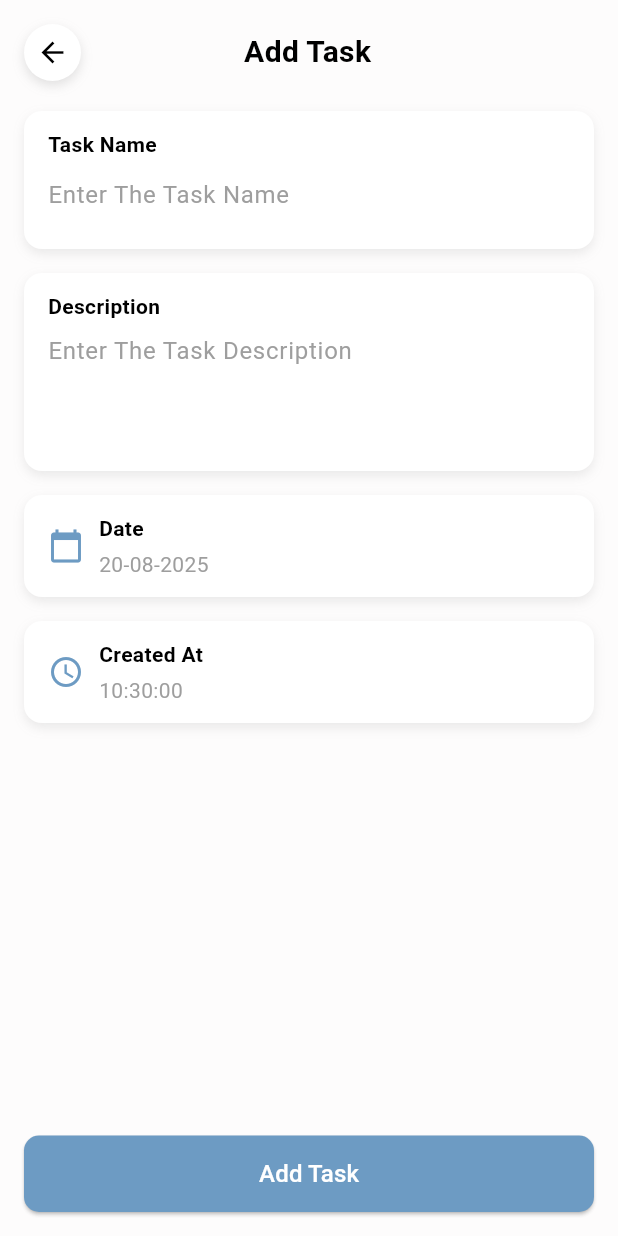
After one commit to imuhammadhassam/tasklify, a Flutter app: the AddTaskScreen screen opened directly, on a phone screen of 412 x 824 dp. The commit adds this screen. Run offline on Flutter 3.47's test engine with Material 3 defaults, Android fonts, the light colour scheme and no system bars; our stand-ins replace pinput.

Commit message:
widgets added

```diff
--- /dev/null
+++ b/lib/controllers/task/task_functions.dart
@@ -0,0 +1,22 @@
+import 'package:tasklify/models/task.dart';
+
+class TaskFunctions {
+  static void addTask(List<Task> tasks, Task task) {
+    tasks.add(task);
+  }
+
+  static void deleteTask(List<Task> tasks, Task task) {
+    tasks.remove(task);
+  }
+
+  static void toggleComplete(Task task) {
+    task.isCompleted = !task.isCompleted;
+  }
+
+  static void editTask(List<Task> tasks, Task oldTask, Task updatedTask) {
+    final index = tasks.indexOf(oldTask);
+    if (index != -1) {
+      tasks[index] = updatedTask;
+    }
+  }
+}
--- a/lib/main.dart
+++ b/lib/main.dart
@@ -1,4 +1,5 @@
 import 'package:flutter/material.dart';
+import 'package:tasklify/views/home/home_screen.dart';
 import 'package:tasklify/views/onboarding/onboarding_screen.dart';
 import 'routes/app_routes.dart';
 import 'views/login/login_screen.dart';
@@ -24,6 +25,8 @@ class MyApp extends StatelessWidget {
         AppRoutes.signUp: (context) => SignUpScreen(),
         AppRoutes.forgotPassword: (context) => ForgotPassword(),
         AppRoutes.otpVerification: (context) => OtpVerification(),
+        AppRoutes.home: (context) =>
+            HomeScreen(), // Replace with your home screen widget
       },
     );
   }
--- a/lib/mocks/mock_tasks.dart
+++ b/lib/mocks/mock_tasks.dart
@@ -23,7 +23,6 @@ List<Task> mockTasks = [
     createdAt: DateTime.now().add(Duration(days: 14)),
     isCompleted: true,
   ),
-
   Task(
     id: 4,
     title: 'Workout',
@@ -31,7 +30,6 @@ List<Task> mockTasks = [
     createdAt: DateTime.now().add(Duration(days: 1)),
     isCompleted: false,
   ),
-
   Task(
     id: 5,
     title: 'Plan vacation',
--- a/lib/models/task.dart
+++ b/lib/models/task.dart
@@ -1,15 +1,15 @@
 class Task {
-  final int id;
-  final String title;
-  final String description;
-  final DateTime createdAt;
-  final bool isCompleted;
+  int id;
+  String title;
+  String description;
+  DateTime createdAt;
+  bool isCompleted;
 
   Task({
     required this.id,
     required this.title,
     required this.description,
     required this.createdAt,
-    required this.isCompleted,
+    this.isCompleted = false,
   });
 }
--- a/lib/routes/app_routes.dart
+++ b/lib/routes/app_routes.dart
@@ -1,7 +1,8 @@
 abstract class AppRoutes {
-  static const String onboarding = '/Onboarding';
-  static const String signIn = '/Signin';
-  static const String signUp = '/Signup';
-  static const String forgotPassword = '/ForgotPassword'; //forgot-password
-  static const String otpVerification = '/otpVerification';
+  static const String onboarding = '/onboarding';
+  static const String signIn = '/signin';
+  static const String signUp = '/signup';
+  static const String forgotPassword = '/forgotpassword';
+  static const String otpVerification = '/otpverification';
+  static const String home = '/home';
 }
--- a/lib/theme/app_colors.dart
+++ b/lib/theme/app_colors.dart
@@ -4,10 +4,16 @@ abstract class AppColors {
   static const Color buttonColor = Color(0xFF6D9BC3);
   static const Color scaffoldBackgroundColor = Color(0xFFFFFFFF);
   static const Color textColor = Colors.black;
-  static const Color greyColor = Color.fromARGB(255, 141, 133, 133);
+  static const Color greyColor = Colors.grey;
 
   static const Color primaryColor = Color(0xFFF9F9F9);
   static const Color lightGreyColor = Color(0xFFE1E1E1);
   static const Color darkGreyColor = Color(0xFFAFCBE7);
   static const Color whiteColor = Color(0xFFFFFFFF);
+  static const Color scaffoldBackgroundColor1 = Color.fromARGB(
+    82,
+    248,
+    247,
+    247,
+  );
 }
--- /dev/null
+++ b/lib/views/add_task/add_task_screen.dart
@@ -0,0 +1,226 @@
+import 'package:flutter/material.dart';
+import 'package:tasklify/models/task.dart';
+import 'package:tasklify/theme/app_colors.dart';
+
+class AddTaskScreen extends StatefulWidget {
+  const AddTaskScreen({super.key});
+
+  @override
+  State<AddTaskScreen> createState() => _AddTaskScreenState();
+}
+
+class _AddTaskScreenState extends State<AddTaskScreen> {
+  final _formKey = GlobalKey<FormState>();
+  final _titleController = TextEditingController();
+  final _descriptionController = TextEditingController();
+
+  late String _currentDate;
+  late String _createdAtTime;
+
+  @override
+  void initState() {
+    super.initState();
+    final now = DateTime.now();
+    _currentDate =
+        "${now.day.toString().padLeft(2, '0')}-${now.month.toString().padLeft(2, '0')}-${now.year}";
+    _createdAtTime =
+        "${now.hour.toString().padLeft(2, '0')}:${now.minute.toString().padLeft(2, '0')}:${now.second.toString().padLeft(2, '0')}";
+  }
+
+  Widget _buildInputCard({
+    required String label,
+    required String hint,
+    TextEditingController? controller,
+    int maxLines = 1,
+    String? Function(String?)? validator,
+  }) {
+    return Container(
+      margin: const EdgeInsets.only(bottom: 16),
+      padding: const EdgeInsets.symmetric(horizontal: 16, vertical: 12),
+      decoration: BoxDecoration(
+        color: AppColors.whiteColor,
+        borderRadius: BorderRadius.circular(12),
+        boxShadow: [
+          BoxShadow(
+            color: Colors.grey.withOpacity(0.2),
+            blurRadius: 5,
+            offset: const Offset(0, 3),
+          ),
+        ],
+      ),
+      child: Column(
+        crossAxisAlignment: CrossAxisAlignment.start,
+        children: [
+          Text(
+            label,
+            style: const TextStyle(
+              fontSize: 14,
+              fontWeight: FontWeight.bold,
+              color: Colors.black,
+            ),
+          ), // grey label
+          TextFormField(
+            controller: controller,
+            maxLines: maxLines,
+            decoration: InputDecoration(
+              hintText: hint,
+              hintStyle: const TextStyle(color: Colors.grey),
+              border: InputBorder.none,
+            ),
+            validator: validator,
+          ),
+        ],
+      ),
+    );
+  }
+
+  Widget _buildInfoCard(String label, String value, IconData icon) {
+    return Container(
+      margin: const EdgeInsets.only(bottom: 16),
+      padding: const EdgeInsets.symmetric(horizontal: 16, vertical: 12),
+      decoration: BoxDecoration(
+        color: AppColors.whiteColor,
+        borderRadius: BorderRadius.circular(12),
+        boxShadow: [
+          BoxShadow(
+            color: Colors.grey.withOpacity(0.2),
+            blurRadius: 5,
+            offset: const Offset(0, 3),
+          ),
+        ],
+      ),
+      child: Row(
+        children: [
+          Icon(icon, color: AppColors.buttonColor),
+          const SizedBox(width: 10),
+          Expanded(
+            child: Column(
+              crossAxisAlignment: CrossAxisAlignment.start,
+              children: [
+                Text(
+                  label,
+                  style: const TextStyle(
+                    fontSize: 14,
+                    fontWeight: FontWeight.bold,
+                    color: Colors.black,
+                  ),
+                ), // grey label
+                const SizedBox(height: 4),
+                Text(
+                  value,
+                  style: const TextStyle(color: Colors.grey, fontSize: 14),
+                ),
+              ],
+            ),
+          ),
+        ],
+      ),
+    );
+  }
+
+  @override
+  Widget build(BuildContext context) {
+    return Scaffold(
+      backgroundColor: AppColors.scaffoldBackgroundColor1,
+      body: SafeArea(
+        child: Padding(
+          padding: const EdgeInsets.all(16),
+          child: Form(
+            key: _formKey,
+            child: Column(
+              children: [
+                // Custom header row
+                Row(
+                  children: [
+                    GestureDetector(
+                      onTap: () => Navigator.pop(context),
+                      child: Container(
+                        padding: const EdgeInsets.all(8),
+                        decoration: BoxDecoration(
+                          color: AppColors.whiteColor,
+                          shape: BoxShape.circle,
+                          boxShadow: [
+                            BoxShadow(
+                              color: Colors.grey.withOpacity(0.3),
+                              blurRadius: 6,
+                              offset: const Offset(0, 3),
+                            ),
+                          ],
+                        ),
+                        child: const Icon(
+                          Icons.arrow_back,
+                          color: Colors.black,
+                          size: 22,
+                        ),
+                      ),
+                    ),
+                    const Spacer(),
+                    const Text(
+                      "Add Task",
+                      style: TextStyle(
+                        fontSize: 20,
+                        fontWeight: FontWeight.bold,
+                        color: Colors.black,
+                      ),
+                    ),
+                    const Spacer(),
+                    const SizedBox(width: 40), // balance spacing
+                  ],
+                ),
+
+                const SizedBox(height: 20),
+
+                _buildInputCard(
+                  label: "Task Name",
+                  hint: "Enter The Task Name",
+                  controller: _titleController,
+                  validator: (val) =>
+                      val == null || val.isEmpty ? "Enter title" : null,
+                ),
+                _buildInputCard(
+                  label: "Description",
+                  hint: "Enter The Task Description",
+                  controller: _descriptionController,
+                  maxLines: 3,
+                ),
+                _buildInfoCard("Date", _currentDate, Icons.calendar_today),
+                _buildInfoCard("Created At", _createdAtTime, Icons.access_time),
+
+                const Spacer(),
+
+                SizedBox(
+                  width: double.infinity,
+                  child: ElevatedButton(
+                    onPressed: () {
+                      if (_formKey.currentState!.validate()) {
+                        final newTask = Task(
+                          id: DateTime.now().millisecondsSinceEpoch,
+                          title: _titleController.text,
+                          description: _descriptionController.text,
+                          createdAt: DateTime.now(), // ✅ Save actual time
+                          isCompleted: false,
+                        );
+                        Navigator.pop(context, newTask);
+                      }
+                    },
+                    style: ElevatedButton.styleFrom(
+                      backgroundColor: AppColors.buttonColor,
+                      padding: const EdgeInsets.symmetric(vertical: 14),
+                      shape: RoundedRectangleBorder(
+                        borderRadius: BorderRadius.circular(10),
+                      ),
+                    ),
+                    child: const Text(
+                      "Add Task",
+                      style: TextStyle(fontSize: 16, color: Colors.white),
+                    ),
+                  ),
+                ),
+              ],
+            ),
+          ),
+        ),
+      ),
+    );
+  }
+}
```
Also changed, not shown: lib/utils/textfield_validators.dart (+9 -5 lines), lib/views/forgot_password/forgot_password.dart (+5 -5 lines), lib/views/home/home_screen.dart (added, +250 -0 lines), lib/views/login/login_screen.dart (+33 -15 lines), lib/views/signup/signup_screen.dart (+44 -17 lines), lib/widgets/home/floating_action_button/floating_button.dart (added, +34 -0 lines).
